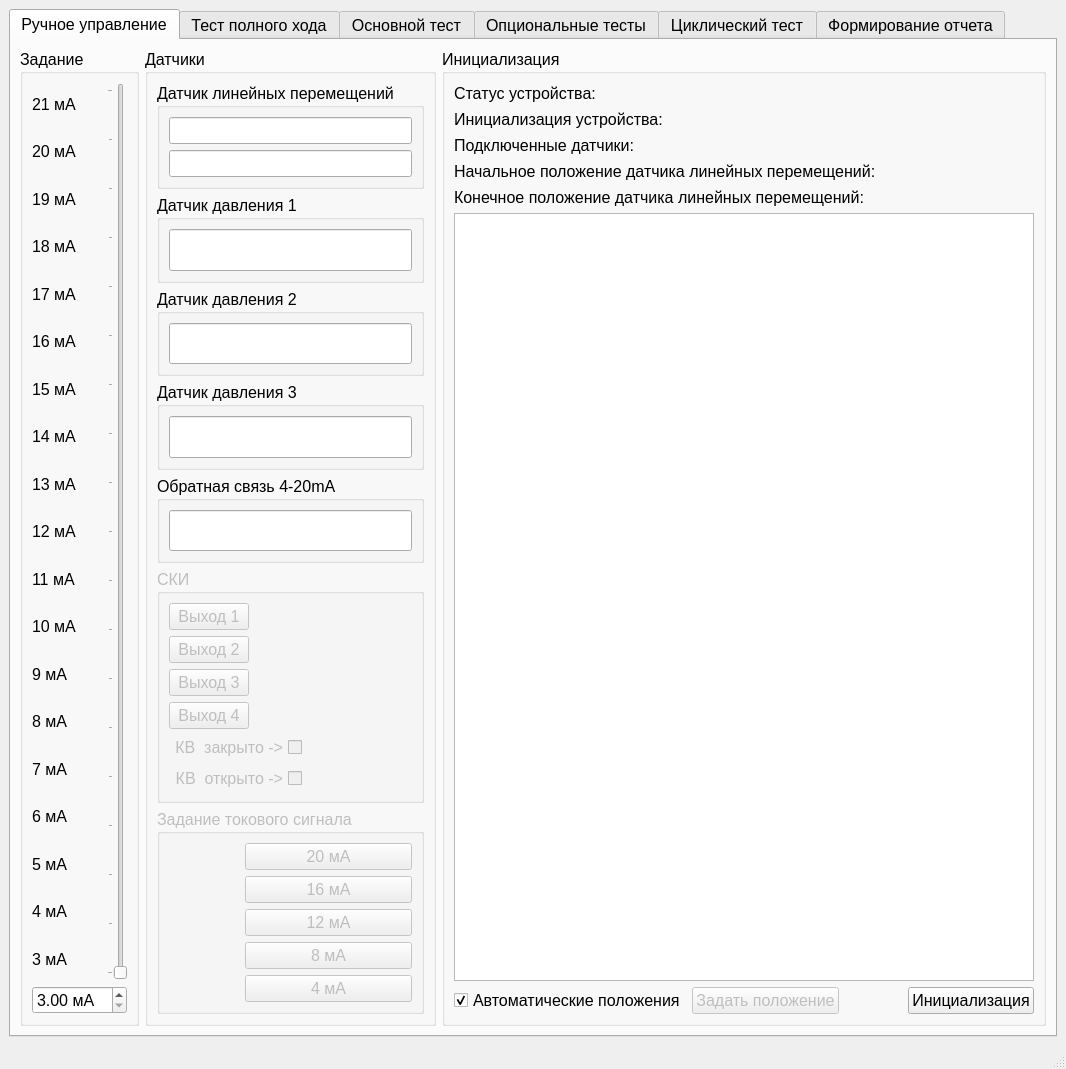
This is MainWindow.ui in Rekvim/MpiSki as Qt 5 draws it before an edit. The edited form follows.
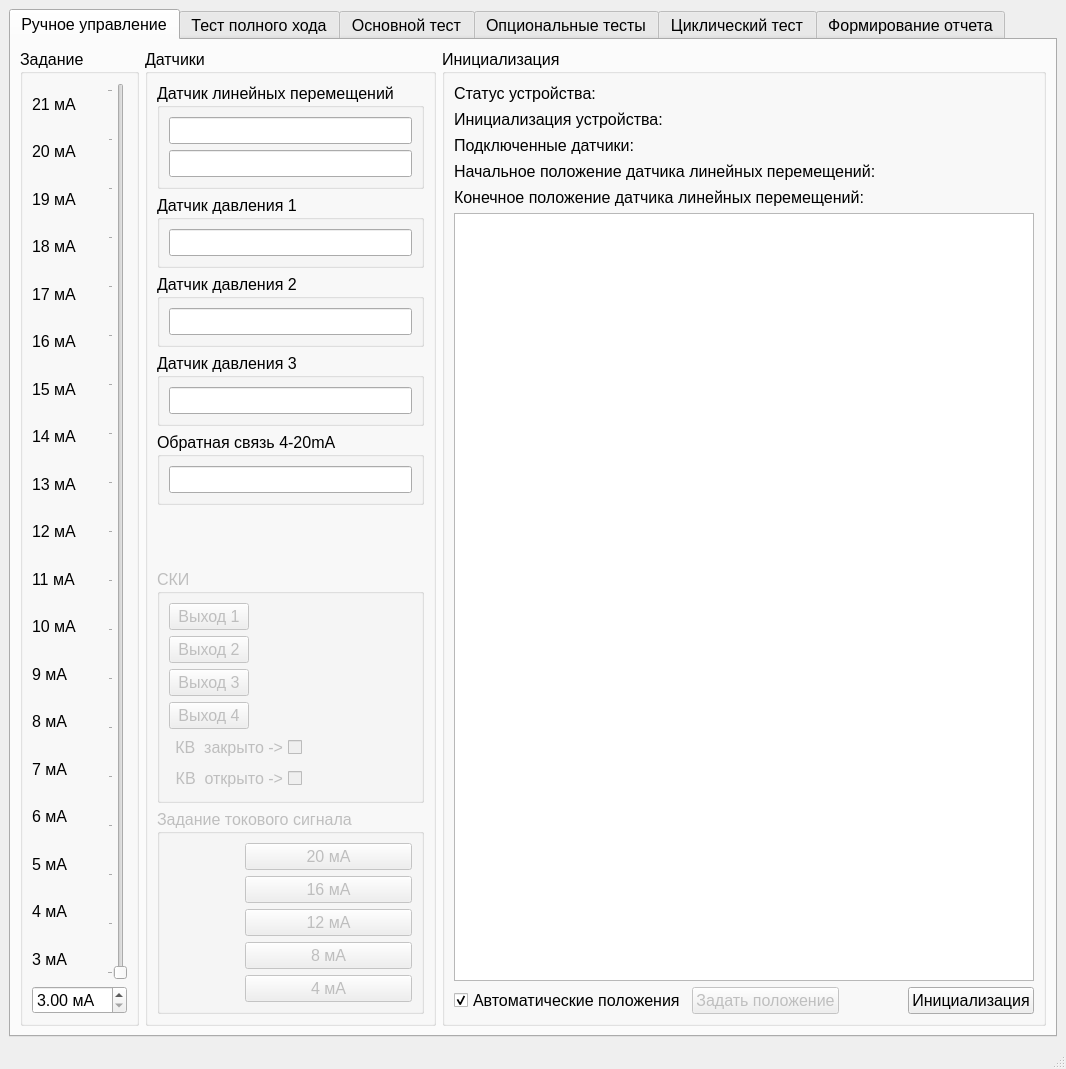
This is the edited form. The open tabs and pages were chosen to show the change. Icons and pictures are not drawn. Custom widgets are drawn as their Qt base class.

The edit to the form file:
```diff
--- a/MainWindow.ui
+++ b/MainWindow.ui
@@ -545,6 +545,19 @@
              </layout>
             </widget>
            </item>
+           <item>
+            <spacer name="verticalSpacer_2">
+             <property name="orientation">
+              <enum>Qt::Orientation::Vertical</enum>
+             </property>
+             <property name="sizeHint" stdset="0">
+              <size>
+               <width>20</width>
+               <height>40</height>
+              </size>
+             </property>
+            </spacer>
+           </item>
            <item>
             <widget class="QGroupBox" name="groupBox_DO">
              <property name="enabled">
```
Left out of the diff: 2 changed lines with no effect on the pictures.
